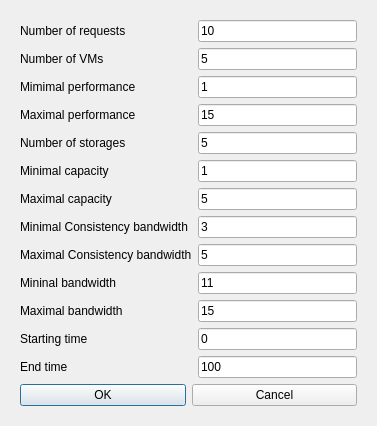
First picture: the form in DCGUI/Windows/RandomDemandDialog.ui, repository DanielZorin/DataCenters, before the edit.
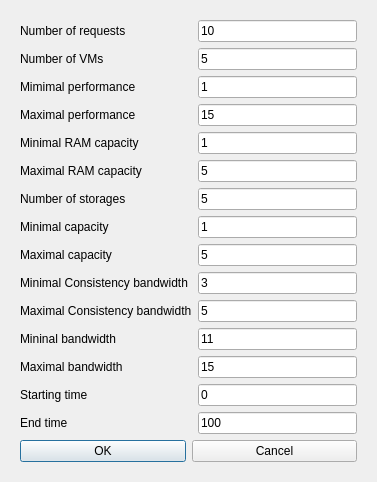
Second picture: the form after the edit.

Commit message: RAM capacity support in GUI (WIP)

Patch:
```diff
--- a/DCGUI/Windows/RandomDemandDialog.ui
+++ b/DCGUI/Windows/RandomDemandDialog.ui
@@ -7,7 +7,7 @@
     <x>0</x>
     <y>0</y>
     <width>377</width>
-    <height>405</height>
+    <height>457</height>
    </rect>
   </property>
   <property name="sizePolicy">
@@ -103,6 +103,20 @@
               </property>
              </widget>
             </item>
+            <item>
+             <widget class="QLabel" name="label_14">
+              <property name="text">
+               <string>Minimal RAM capacity</string>
+              </property>
+             </widget>
+            </item>
+            <item>
+             <widget class="QLabel" name="label_15">
+              <property name="text">
+               <string>Maximal RAM capacity</string>
+              </property>
+             </widget>
+            </item>
             <item>
              <widget class="QLabel" name="label_7">
               <property name="text">
@@ -213,6 +227,20 @@
               </property>
              </widget>
             </item>
+            <item>
+             <widget class="QLineEdit" name="r1">
+              <property name="text">
+               <string>1</string>
+              </property>
+             </widget>
+            </item>
+            <item>
+             <widget class="QLineEdit" name="r2">
+              <property name="text">
+               <string>5</string>
+              </property>
+             </widget>
+            </item>
             <item>
              <widget class="QLineEdit" name="storages">
               <property name="text">
```
The commit also changes 11 other files.
